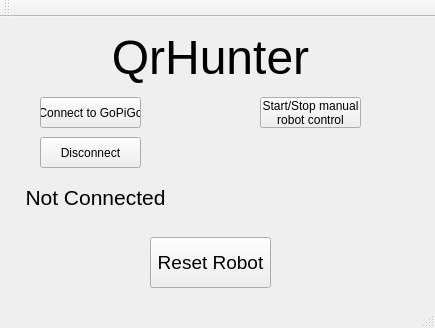
kaunderi/PROJECT_LUUKKONEN_LUKKA_MAKELA, file QRhuntah/mainwindow.ui: the form before one commit.
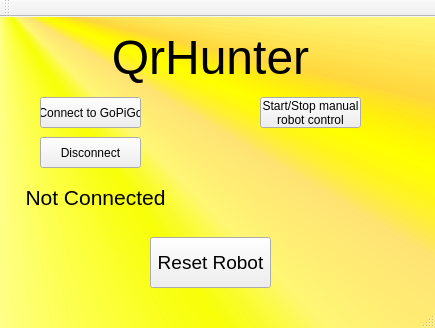
The form after the commit.

What changed in the file:
```diff
--- a/QRhuntah/mainwindow.ui
+++ b/QRhuntah/mainwindow.ui
@@ -25,6 +25,12 @@
   <property name="windowTitle">
    <string>MainWindow</string>
   </property>
+  <property name="styleSheet">
+   <string notr="true">QMainWindow
+{
+ background-color: qconicalgradient(cx:0, cy:0, angle:135, stop:0 rgba(255, 255, 0, 69), stop:0.375 rgba(255, 255, 0, 69), stop:0.423533 rgba(251, 255, 0, 145), stop:0.45 rgba(247, 255, 0, 208), stop:0.477581 rgba(255, 244, 71, 130), stop:0.518717 rgba(255, 218, 71, 130), stop:0.55 rgba(255, 255, 0, 255), stop:0.57754 rgba(255, 203, 0, 130), stop:0.625 rgba(255, 255, 0, 69), stop:1 rgba(255, 255, 0, 69));
+}</string>
+  </property>
   <widget class="QWidget" name="centralWidget">
    <widget class="QPushButton" name="pushButton">
     <property name="geometry">
@@ -96,6 +102,9 @@
       <pointsize>36</pointsize>
      </font>
     </property>
+    <property name="styleSheet">
+     <string notr="true"/>
+    </property>
     <property name="text">
      <string>QrHunter</string>
     </property>
```
